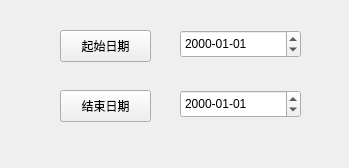
First picture: the form in CleverManager/common/sqlcom/sqldatebar.ui, repository ChinaClever/CleverManagerV3, before the edit.
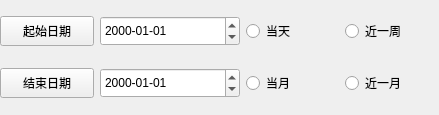
Second picture: the form after the edit.

Patch:
```diff
--- a/CleverManager/common/sqlcom/sqldatebar.ui
+++ b/CleverManager/common/sqlcom/sqldatebar.ui
@@ -6,65 +6,143 @@
    <rect>
     <x>0</x>
     <y>0</y>
-    <width>349</width>
-    <height>168</height>
+    <width>439</width>
+    <height>115</height>
    </rect>
   </property>
   <property name="windowTitle">
    <string>Form</string>
   </property>
-  <widget class="QPushButton" name="startDateBtn">
-   <property name="geometry">
-    <rect>
-     <x>60</x>
-     <y>30</y>
-     <width>91</width>
-     <height>32</height>
-    </rect>
+  <layout class="QGridLayout" name="gridLayout">
+   <property name="leftMargin">
+    <number>0</number>
    </property>
-   <property name="text">
-    <string>起始日期</string>
+   <property name="topMargin">
+    <number>0</number>
    </property>
-  </widget>
-  <widget class="QDateEdit" name="startDateEdit">
-   <property name="geometry">
-    <rect>
-     <x>180</x>
-     <y>30</y>
-     <width>121</width>
-     <height>28</height>
-    </rect>
+   <property name="rightMargin">
+    <number>0</number>
    </property>
-   <property name="displayFormat">
-    <string>yyyy-MM-dd</string>
+   <property name="bottomMargin">
+    <number>0</number>
    </property>
-  </widget>
-  <widget class="QDateEdit" name="endDateEdit">
-   <property name="geometry">
-    <rect>
-     <x>180</x>
-     <y>90</y>
-     <width>121</width>
-     <height>28</height>
-    </rect>
-   </property>
-   <property name="displayFormat">
-    <string>yyyy-MM-dd</string>
-   </property>
-  </widget>
-  <widget class="QPushButton" name="endDateBtn">
-   <property name="geometry">
-    <rect>
-     <x>60</x>
-     <y>90</y>
-     <width>91</width>
-     <height>32</height>
-    </rect>
-   </property>
-   <property name="text">
-    <string>结束日期</string>
-   </property>
-  </widget>
+   <item row="0" column="0">
+    <widget class="QPushButton" name="startDateBtn">
+     <property name="maximumSize">
+      <size>
+       <width>16777215</width>
+       <height>30</height>
+      </size>
+     </property>
+     <property name="text">
+      <string>起始日期</string>
+     </property>
+    </widget>
+   </item>
+   <item row="0" column="1">
+    <widget class="QDateEdit" name="startDateEdit">
+     <property name="minimumSize">
+      <size>
+       <width>140</width>
+       <height>0</height>
+      </size>
+     </property>
+     <property name="maximumSize">
+      <size>
+       <width>16777215</width>
+       <height>30</height>
+      </size>
+     </property>
+     <property name="displayFormat">
+      <string>yyyy-MM-dd</string>
+     </property>
+    </widget>
+   </item>
+   <item row="0" column="2">
+    <widget class="QRadioButton" name="radioButton">
+     <property name="maximumSize">
+      <size>
+       <width>16777215</width>
+       <height>30</height>
+      </size>
+     </property>
+     <property name="text">
+      <string>当天</string>
+     </property>
+    </widget>
+   </item>
+   <item row="0" column="3">
+    <widget class="QRadioButton" name="radioButton_3">
+     <property name="maximumSize">
+      <size>
+       <width>16777215</width>
+       <height>30</height>
+      </size>
+     </property>
+     <property name="text">
+      <string>近一周</string>
+     </property>
+    </widget>
+   </item>
+   <item row="1" column="0">
+    <widget class="QPushButton" name="endDateBtn">
+     <property name="maximumSize">
+      <size>
+       <width>16777215</width>
+       <height>30</height>
+      </size>
+     </property>
+     <property name="text">
+      <string>结束日期</string>
+     </property>
+    </widget>
+   </item>
+   <item row="1" column="1">
+    <widget class="QDateEdit" name="endDateEdit">
+     <property name="minimumSize">
+      <size>
+       <width>120</width>
+       <height>0</height>
+      </size>
+     </property>
+     <property name="maximumSize">
+      <size>
+       <width>16777215</width>
+       <height>30</height>
+      </size>
+     </property>
+     <property name="displayFormat">
+      <string>yyyy-MM-dd</string>
+     </property>
+    </widget>
+   </item>
+   <item row="1" column="2">
+    <widget class="QRadioButton" name="radioButton_2">
+     <property name="maximumSize">
+      <size>
+       <width>16777215</width>
+       <height>30</height>
+      </size>
+     </property>
+     <property name="text">
+      <string>当月</string>
+     </property>
+    </widget>
+   </item>
+   <item row="1" column="3">
+    <widget class="QRadioButton" name="radioButton_4">
+     <property name="maximumSize">
+      <size>
+       <width>16777215</width>
+       <height>30</height>
+      </size>
+     </property>
+     <property name="text">
+      <string>近一月</string>
+     </property>
+    </widget>
+   </item>
+  </layout>
  </widget>
  <resources/>
  <connections/>
```
